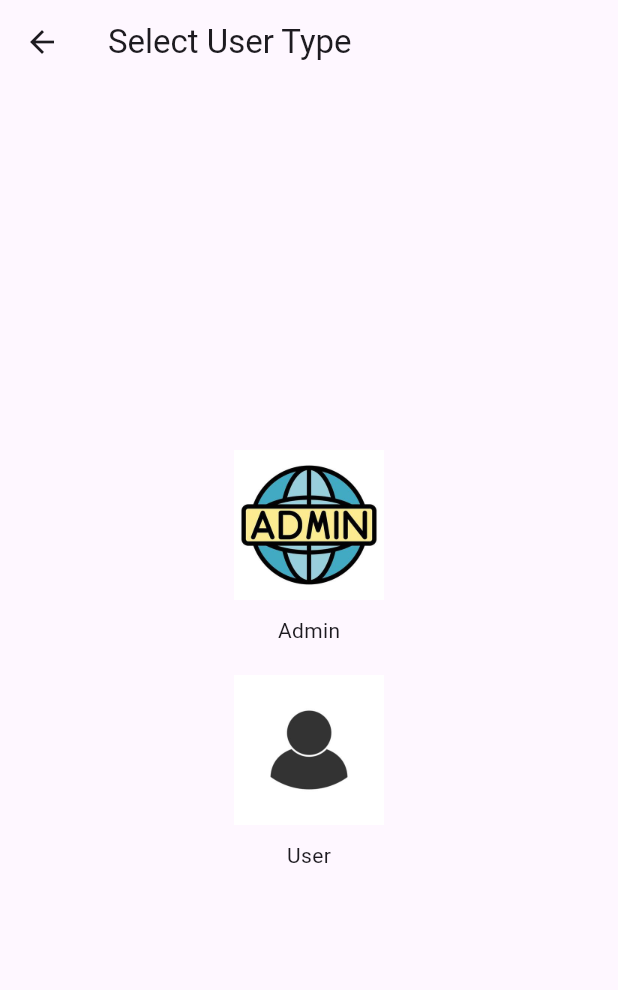
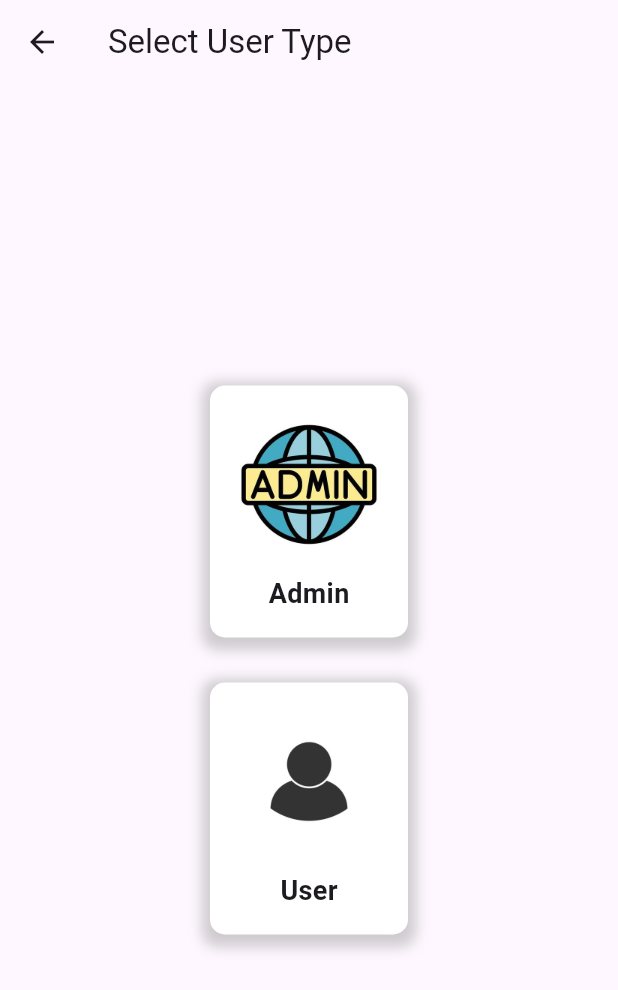
Before and after one commit to DesarrolloSolutionesIoT/mobile-health-monitor, a Flutter app: the SelectUserType screen opened directly, on a phone screen of 412 x 824 dp. Shown: the top 990 px of the screen. Run offline on Flutter 3.47's test engine with Material 3 defaults, Android fonts, the phone set to English and light mode, and no system bars; our stand-ins replace syncfusion_flutter_charts; network calls fail.

```diff
--- a/lib/main.dart
+++ b/lib/main.dart
@@ -1,6 +1,6 @@
 import 'package:flutter/material.dart';
-import 'package:health_guard_monitor/screens/LOGEO/register_admin.dart';
-import 'package:health_guard_monitor/screens/LOGEO/register_user.dart';
+import 'package:health_guard_monitor/screens/registro/register_admin.dart';
+import 'package:health_guard_monitor/screens/registro/register_user.dart';
 import 'package:provider/provider.dart';
 import 'models/health_data.dart';
 import 'screens/LOGEO/login.dart';
--- a/lib/screens/LOGEO/select_user_type.dart
+++ /dev/null
@@ -1,52 +0,0 @@
-import 'package:flutter/material.dart';
-import 'package:health_guard_monitor/screens/LOGEO/register_admin.dart';
-import 'package:health_guard_monitor/screens/LOGEO/register_user.dart';
-
-class SelectUserType extends StatelessWidget {
-  @override
-  Widget build(BuildContext context) {
-    return Scaffold(
-      appBar: AppBar(
-        title: Text('Select User Type'),
-      ),
-      body: Center(
-        child: Column(
-          mainAxisAlignment: MainAxisAlignment.center,
-          children: [
-            GestureDetector(
-              onTap: () {
-                Navigator.push(
-                  context,
-                  MaterialPageRoute(builder: (context) => RegisterAdmin()),
-                );
-              },
-              child: Column(
-                children: [
-                  Image.asset('assets/admin.jpg', width: 100, height: 100),
-                  SizedBox(height: 10),
-                  Text('Admin'),
-                ],
-              ),
-            ),
-            SizedBox(height: 20),
-            GestureDetector(
-              onTap: () {
-                Navigator.push(
-                  context,
-                  MaterialPageRoute(builder: (context) => RegisterUser()),
-                );
-              },
-              child: Column(
-                children: [
-                  Image.asset('assets/user.jpg', width: 100, height: 100),
-                  SizedBox(height: 10),
-                  Text('User'),
-                ],
-              ),
-            ),
-          ],
-        ),
-      ),
-    );
-  }
-}
--- /dev/null
+++ b/lib/screens/registro/select_user_type.dart
@@ -0,0 +1,97 @@
+import 'package:flutter/material.dart';
+import 'register_admin.dart';
+import 'register_user.dart';
+
+class SelectUserType extends StatelessWidget {
+  @override
+  Widget build(BuildContext context) {
+    return Scaffold(
+      appBar: AppBar(
+        title: Text('Select User Type'),
+      ),
+      body: Center(
+        child: Padding(
+          padding: const EdgeInsets.all(16.0),
+          child: Column(
+            mainAxisAlignment: MainAxisAlignment.center,
+            children: [
+              GestureDetector(
+                onTap: () {
+                  Navigator.push(
+                    context,
+                    MaterialPageRoute(builder: (context) => RegisterAdmin()),
+                  );
+                },
+                child: Container(
+                  decoration: BoxDecoration(
+                    color: Colors.white,
+                    borderRadius: BorderRadius.circular(10.0),
+                    boxShadow: [
+                      BoxShadow(
+                        color: Colors.grey.withOpacity(0.5),
+                        spreadRadius: 5,
+                        blurRadius: 7,
+                        offset: Offset(0, 3),
+                      ),
+                    ],
+                  ),
+                  padding: const EdgeInsets.all(16.0),
+                  child: Column(
+                    children: [
+                      Image.asset('assets/admin.jpg', width: 100, height: 100),
+                      SizedBox(height: 10),
+                      Text(
+                        'Admin',
+                        style: TextStyle(
+                          fontSize: 18.0,
+                          fontWeight: FontWeight.bold,
+                        ),
+                      ),
+                    ],
+                  ),
+                ),
+              ),
+              SizedBox(height: 30),
+              GestureDetector(
+                onTap: () {
+                  Navigator.push(
+                    context,
+                    MaterialPageRoute(builder: (context) => RegisterUser()),
+                  );
+                },
+                child: Container(
+                  decoration: BoxDecoration(
+                    color: Colors.white,
+                    borderRadius: BorderRadius.circular(10.0),
+                    boxShadow: [
+                      BoxShadow(
+                        color: Colors.grey.withOpacity(0.5),
+                        spreadRadius: 5,
+                        blurRadius: 7,
+                        offset: Offset(0, 3),
+                      ),
+                    ],
+                  ),
+                  padding: const EdgeInsets.all(16.0),
+                  child: Column(
+                    children: [
+                      Image.asset('assets/user.jpg', width: 100, height: 100),
+                      SizedBox(height: 10),
+                      Text(
+                        'User',
+                        style: TextStyle(
+                          fontSize: 18.0,
+                          fontWeight: FontWeight.bold,
+                        ),
+                      ),
+                    ],
+                  ),
+                ),
+              ),
+            ],
+          ),
+        ),
+      ),
+    );
+  }
+}
```
Also changed, not shown: lib/screens/LOGEO/login.dart (+10 -13 lines), lib/screens/LOGEO/register.dart (deleted, +0 -110 lines), lib/widgets/drawer.dart (+15 -5 lines), lib/screens/home/home_doctor_nurse.dart (renamed from lib/screens/INICIAL/home_doctor_nurse.dart), lib/screens/home/home_family.dart (renamed from lib/screens/INICIAL/home_family.dart), lib/screens/registro/register_admin.dart (renamed from lib/screens/LOGEO/register_admin.dart), lib/screens/registro/register_user.dart (renamed from lib/screens/LOGEO/register_user.dart).
